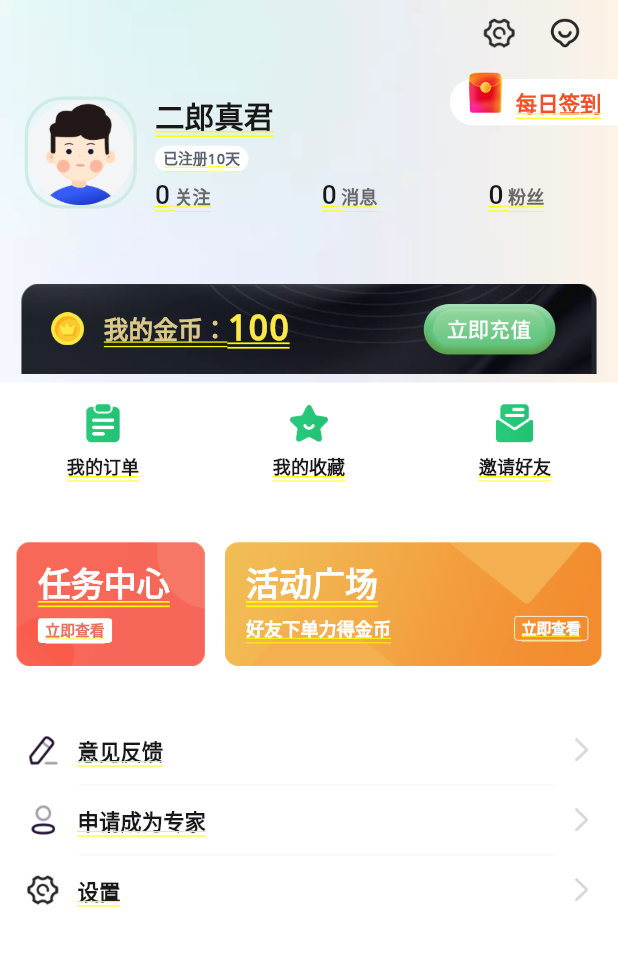
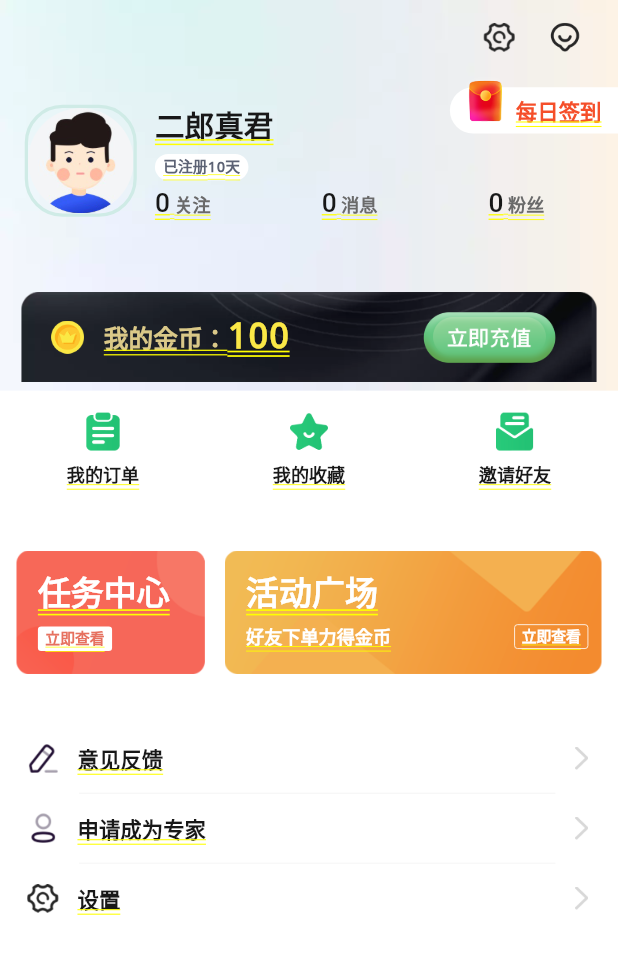
Before and after one commit to dingshaoshuai-dbchain/flutter_study, a Flutter app: the MyIndexPage screen opened by its route, on a phone screen of 412 x 824 dp. Shown: the top 954 px of the screen. Run offline on Flutter 3.47's test engine with Material 2 defaults, Android fonts, the phone set to English and light mode, and no system bars; drawn by our look-alikes of oktoast; our stand-ins replace cached_network_image, dio, fluro, flutter_screenutil; missing offline and left inert: common_utils, flukit; statements that could not run were skipped.

Commit message:
优化appbar

```diff
--- a/lib/page/my/my_index_page.dart
+++ b/lib/page/my/my_index_page.dart
@@ -7,13 +7,13 @@ import 'package:youliao/res_app/app_colors.dart';
 import 'package:youliao/util/image_util.dart';
 import 'package:youliao/util/navigator_util.dart';
 import 'package:youliao/util/toast_util.dart';
+import 'package:youliao/widgets/app_bar_common.dart';
 import 'package:youliao/widgets/basis/container_widget.dart';
 import 'package:youliao/widgets/basis/image_widget.dart';
 import 'package:youliao/widgets/basis/text_compose_widget.dart';
 import 'package:youliao/widgets/basis/text_widget.dart';
 
 import '../../util/log_utils.dart';
-import '../../util/status_bar_util.dart';
 import '../../widgets/gaps.dart';
 
 class MyIndexPage extends StatefulWidget {
@@ -40,45 +40,14 @@ class _MyIndexPageState extends State<MyIndexPage> {
           height: 261.h,
           fit: BoxFit.cover,
         ),
-        ContainerWidget(
-          marginTop: StatusBarUtil.getStatusBarHeight(),
-          child: SingleChildScrollView(
-            physics: const BouncingScrollPhysics(),
-            child: Column(
+        Column(
           children: [
-                // 用户信息
-                _topWidget,
-                // 我的订单、我的收藏、邀请好友
-                _functionMenuWidget,
-                // 任务中心、活动广场
-                _taskMenuWidget,
-                // 意见反馈、申请成为专家..
-                ContainerWidget(
-                  backgroundColor: Colors.white,
-                  marginTop: 10.w,
-                  paddingVertical: 5.w,
-                  child: _menuListWidget,
-                ),
-              ],
-            ),
-          ),
-        ),
-      ],
-    );
-  }
-}
-
-/// 用户信息
-class _TopWidget extends StatelessWidget {
-  @override
-  Widget build(BuildContext context) {
-    Log.d('build - _TopWidget');
-    return Column(
-      children: [
-        // 顶部按钮
-        Row(
-          mainAxisAlignment: MainAxisAlignment.end,
-          children: [
+            // 设置栏
+            AppBarCommon(
+              title: '',
+              backgroundColor: Colors.transparent,
+              isShowBack: false,
+              rightMenuWidget: [
                 ImageWidget(
                   url: 'my/ic_settings',
                   width: 40.w,
@@ -100,6 +69,37 @@ class _TopWidget extends StatelessWidget {
                 ),
               ],
             ),
+            Expanded(
+              child: SingleChildScrollView(
+                physics: const BouncingScrollPhysics(),
+                child: Column(
+                  children: [
+                    // 用户信息
+                    _topWidget,
+                    // 我的订单、我的收藏、邀请好友
+                    _functionMenuWidget,
+                    // 任务中心、活动广场
+                    _taskMenuWidget,
+                    // 意见反馈、申请成为专家..
+                    _menuListWidget,
+                  ],
+                ),
+              ),
+            ),
+          ],
+        )
+      ],
+    );
+  }
+}
+
+/// 用户信息
+class _TopWidget extends StatelessWidget {
+  @override
+  Widget build(BuildContext context) {
+    Log.d('build - _TopWidget');
+    return Column(
+      children: [
         // 用户信息
         Stack(
           children: [
@@ -468,6 +468,8 @@ class _MenuListWidget extends StatelessWidget {
     Log.d('build - _MenuListWidget');
     return ContainerWidget(
       backgroundColor: Colors.white,
+      marginTop: 10.w,
+      paddingVertical: 5.w,
       child: Column(
         children: [
           MenuItemWidget(
--- a/lib/widgets/app_bar_common.dart
+++ b/lib/widgets/app_bar_common.dart
@@ -21,6 +21,10 @@ class AppBarCommon extends StatelessWidget implements PreferredSizeWidget {
     this.backgroundColor = Colors.white,
     // 状态栏字体颜色是否为黑色
     this.isBlackStatusFontColor = true,
+    // 右侧的 widget
+    this.rightMenuWidget,
+    // 左侧的 widget
+    this.leftMenuWidget,
   });
 
   final String title;
@@ -39,8 +43,33 @@ class AppBarCommon extends StatelessWidget implements PreferredSizeWidget {
   /// 系统状态栏颜色是否为黑色
   final bool isBlackStatusFontColor;
 
+  final List<Widget>? leftMenuWidget;
+  final List<Widget>? rightMenuWidget;
+
   @override
   Widget build(BuildContext context) {
+    // 标题
+    Widget titleWidget = TextWidget(
+      text: title,
+      textColor: titleColor,
+      fontSize: titleFontSize,
+      fontWeight: titleFontWeight,
+    );
+    // 左侧
+    List<Widget> leftList = [
+      if (isShowBack) ImageBack(isBlack: isBlackBack),
+    ];
+    if (leftMenuWidget != null) {
+      leftList.addAll(leftMenuWidget!);
+    }
+    Widget leftWidget = Row(
+      children: leftList,
+    );
+    // 右侧
+    Widget rightWidget = Row(
+      children: rightMenuWidget ?? [],
+    );
+    // 整体
     Widget content = ContainerWidget(
       alignment: Alignment.center,
       width: double.infinity,
@@ -49,31 +78,13 @@ class AppBarCommon extends StatelessWidget implements PreferredSizeWidget {
       child: Stack(
         alignment: Alignment.center,
         children: [
-          Positioned(
-            left: 0,
-            child: Row(
-              children: [
-                if (isShowBack)
-                  ImageBack(
-                    isBlack: isBlackBack,
-                  ),
-              ],
-            ),
-          ),
-          Positioned(
-            left: 0,
-            right: 0,
-            child: TextWidget(
-              text: title ?? '',
-              textColor: titleColor,
-              fontSize: titleFontSize,
-              fontWeight: titleFontWeight,
-            ),
-          ),
+          Positioned(left: 0, child: leftWidget),
+          Positioned(left: 100, right: 100, child: titleWidget),
+          Positioned(right: 0, child: rightWidget),
         ],
       ),
     );
-
+    // 搞个状态栏变色神马的
     return AnnotatedRegion<SystemUiOverlayStyle>(
       value: isBlackStatusFontColor
           ? SystemUiOverlayStyle.dark
```
Lines whose indentation alone changed are shown as unchanged.
